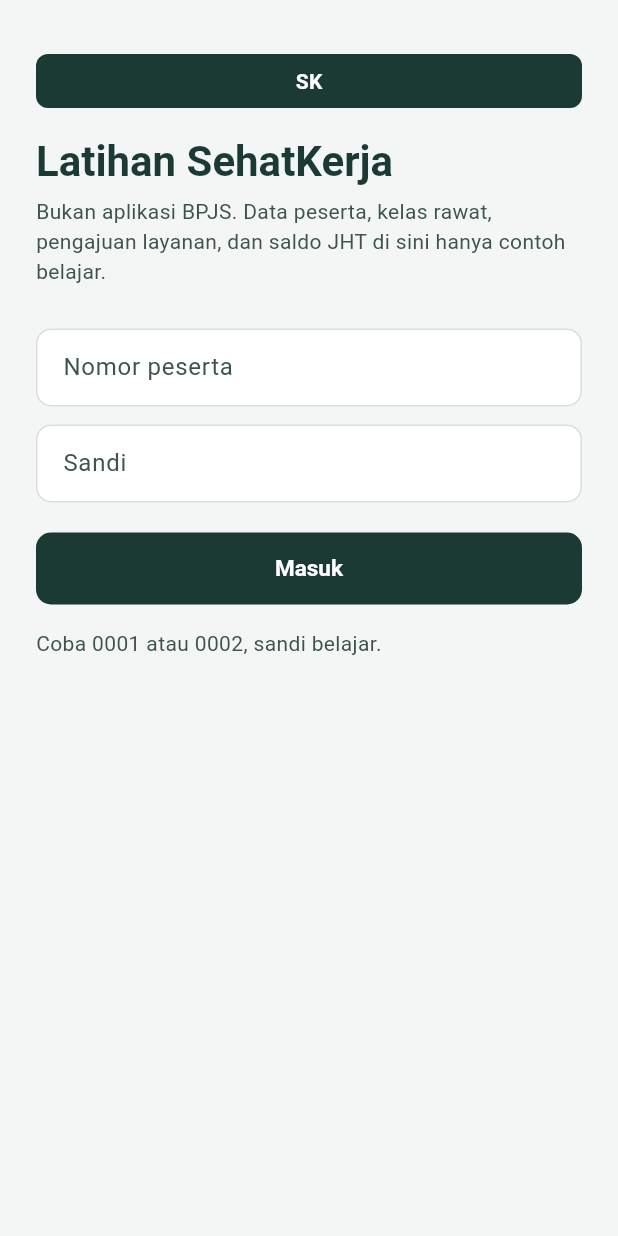
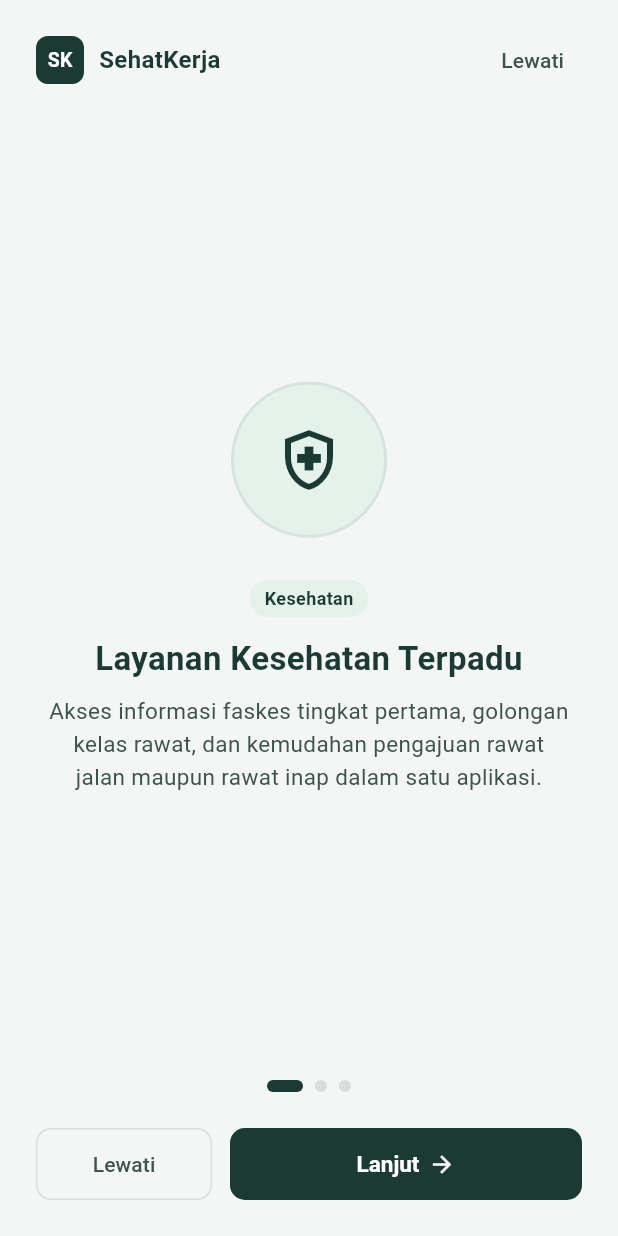
Before and after one commit to ajip21hub/latihan-sehat-kerja, a Flutter app: the screen it shows after launch, on a phone screen of 412 x 824 dp. Run offline on Flutter 3.47's test engine with Material 3 defaults, Android fonts, the phone set to English and light mode, and no system bars; our stand-ins replace dio, drift, drift_flutter, flutter_riverpod, flutter_secure_storage, go_router; missing offline and left inert: workmanager; accounts and stored records are empty; generated files the repository leaves out were written again; statements that could not run were skipped.

Commit message:
Tambah onboarding sebelum masuk.
Pengguna baru melihat tiga halaman bacaan, lalu status selesai disimpan di perangkat. Profil bisa membuka ulang dalam mode lihat.

```diff
--- a/lib/core/storage/token_storage.dart
+++ b/lib/core/storage/token_storage.dart
@@ -67,6 +67,10 @@ class TokenStorage {
   }
 }
 
+final keyValueStoreProvider = Provider<KeyValueStore>(
+  (ref) => SecureKeyValueStore(),
+);
+
 final tokenStorageProvider = Provider<TokenStorage>(
-  (ref) => TokenStorage(SecureKeyValueStore()),
+  (ref) => TokenStorage(ref.watch(keyValueStoreProvider)),
 );
--- /dev/null
+++ b/lib/features/onboarding/domain/onboarding_item.dart
@@ -0,0 +1,42 @@
+import 'package:flutter/material.dart';
+
+class OnboardingItem {
+  const OnboardingItem({
+    required this.judul,
+    required this.deskripsi,
+    required this.icon,
+    this.badge,
+  });
+
+  final String judul;
+  final String deskripsi;
+  final IconData icon;
+  final String? badge;
+}
+
+const daftarOnboarding = [
+  OnboardingItem(
+    judul: 'Layanan Kesehatan Terpadu',
+    deskripsi:
+        'Akses informasi faskes tingkat pertama, golongan kelas rawat, dan '
+        'kemudahan pengajuan rawat jalan maupun rawat inap dalam satu aplikasi.',
+    icon: Icons.health_and_safety_outlined,
+    badge: 'Kesehatan',
+  ),
+  OnboardingItem(
+    judul: 'Pantau Saldo Jaminan Hari Tua',
+    deskripsi:
+        'Transparansi rincian tabungan JHT (iuran peserta, pemberi kerja, '
+        'dan pengembangan) serta simulasi pengajuan pencairan dana yang jelas.',
+    icon: Icons.savings_outlined,
+    badge: 'Ketenagakerjaan',
+  ),
+  OnboardingItem(
+    judul: 'Akses Mandiri & Siaga Offline',
+    deskripsi:
+        'Tetap bisa membaca artikel edukasi dan membuat pengajuan meski tanpa sinyal. '
+        'Antrean transaksi otomatis disinkronkan saat kembali terhubung.',
+    icon: Icons.offline_pin_outlined,
+    badge: 'Offline-First',
+  ),
+];
--- /dev/null
+++ b/lib/features/onboarding/presentation/onboarding_page.dart
@@ -0,0 +1,273 @@
+import 'package:flutter/material.dart';
+import 'package:flutter_riverpod/flutter_riverpod.dart';
+import 'package:go_router/go_router.dart';
+
+import '../../../ui/sehat_theme.dart';
+import '../domain/onboarding_item.dart';
+import 'onboarding_controller.dart';
+
+class OnboardingPage extends ConsumerStatefulWidget {
+  const OnboardingPage({super.key, this.isViewOnly = false});
+
+  final bool isViewOnly;
+
+  @override
+  ConsumerState<OnboardingPage> createState() => _OnboardingPageState();
+}
+
+class _OnboardingPageState extends ConsumerState<OnboardingPage> {
+  final _pageController = PageController();
+  int _halamanSekarang = 0;
+
+  @override
+  void dispose() {
+    _pageController.dispose();
+    super.dispose();
+  }
+
+  void _lanjut() {
+    if (_halamanSekarang < daftarOnboarding.length - 1) {
+      _pageController.nextPage(
+        duration: const Duration(milliseconds: 300),
+        curve: Curves.easeInOut,
+      );
+    } else {
+      _selesai();
+    }
+  }
+
+  Future<void> _selesai() async {
+    if (widget.isViewOnly) {
+      if (context.canPop()) {
+        context.pop();
+      } else {
+        context.go('/beranda');
+      }
+      return;
+    }
+    await ref.read(onboardingProvider.notifier).selesaikan();
+  }
+
+  @override
+  Widget build(BuildContext context) {
+    final total = daftarOnboarding.length;
+    final adalahHalamanTerakhir = _halamanSekarang == total - 1;
+
+    return Scaffold(
+      backgroundColor: SehatWarna.paper,
+      body: SafeArea(
+        child: Align(
+          alignment: Alignment.topCenter,
+          child: ConstrainedBox(
+            constraints: const BoxConstraints(maxWidth: 480),
+            child: Padding(
+              padding: const EdgeInsets.symmetric(horizontal: 24, vertical: 16),
+              child: Column(
+                children: [
+                  // Header
+                  Row(
+                    mainAxisAlignment: MainAxisAlignment.spaceBetween,
+                    children: [
+                      Row(
+                        children: [
+                          Container(
+                            width: 32,
+                            height: 32,
+                            alignment: Alignment.center,
+                            decoration: BoxDecoration(
+                              color: SehatWarna.ink,
+                              borderRadius: BorderRadius.circular(8),
+                            ),
+                            child: const Text(
+                              'SK',
+                              style: TextStyle(
+                                color: Colors.white,
+                                fontWeight: FontWeight.w700,
+                                fontSize: 13,
+                              ),
+                            ),
+                          ),
+                          const SizedBox(width: 10),
+                          const Text(
+                            'SehatKerja',
+                            style: TextStyle(
+                              color: SehatWarna.ink,
+                              fontWeight: FontWeight.w700,
+                              fontSize: 16,
+                            ),
+                          ),
+                        ],
+                      ),
+                      if (widget.isViewOnly)
+                        IconButton(
+                          icon: const Icon(Icons.close, color: SehatWarna.ink),
+                          tooltip: 'Tutup',
+                          onPressed: _selesai,
+                        )
+                      else if (!adalahHalamanTerakhir)
+                        TextButton(
+                          onPressed: _selesai,
+                          style: TextButton.styleFrom(
+                            foregroundColor: SehatWarna.inkSoft,
+                          ),
+                          child: const Text('Lewati'),
+                        )
+                      else
+                        const SizedBox(width: 48),
+                    ],
+                  ),
+
+                  // Carousel
+                  Expanded(
+                    child: PageView.builder(
+                      controller: _pageController,
+                      itemCount: total,
+                      onPageChanged: (index) {
+                        setState(() => _halamanSekarang = index);
+                      },
+                      itemBuilder: (context, index) {
+                        final item = daftarOnboarding[index];
+                        return _SlideContent(item: item);
+                      },
+                    ),
+                  ),
+
+                  // Indikator halaman
+                  Row(
+                    mainAxisAlignment: MainAxisAlignment.center,
+                    children: List.generate(total, (index) {
+                      final aktif = index == _halamanSekarang;
+                      return AnimatedContainer(
+                        duration: const Duration(milliseconds: 250),
+                        margin: const EdgeInsets.symmetric(horizontal: 4),
+                        width: aktif ? 24 : 8,
+                        height: 8,
+                        decoration: BoxDecoration(
+                          color: aktif ? SehatWarna.ink : SehatWarna.line,
+                          borderRadius: BorderRadius.circular(4),
+                        ),
+                      );
+                    }),
+                  ),
+                  const SizedBox(height: 24),
+
+                  // Tombol aksi bawah
+                  if (adalahHalamanTerakhir)
+                    SizedBox(
+                      width: double.infinity,
+                      child: FilledButton(
+                        onPressed: _selesai,
+                        child: Text(
+                          widget.isViewOnly ? 'Tutup Panduan' : 'Mulai Sekarang',
+                        ),
+                      ),
+                    )
+                  else
+                    Row(
+                      children: [
+                        if (!widget.isViewOnly) ...[
+                          Expanded(
+                            child: OutlinedButton(
+                              onPressed: _selesai,
+                              style: OutlinedButton.styleFrom(
+                                side: const BorderSide(color: SehatWarna.line),
+                                foregroundColor: SehatWarna.inkSoft,
+                              ),
+                              child: const Text('Lewati'),
+                            ),
+                          ),
+                          const SizedBox(width: 12),
+                        ],
+                        Expanded(
+                          flex: widget.isViewOnly ? 1 : 2,
+                          child: FilledButton(
+                            onPressed: _lanjut,
+                            child: const Row(
+                              mainAxisAlignment: MainAxisAlignment.center,
+                              children: [
+                                Text('Lanjut'),
+                                SizedBox(width: 6),
+                                Icon(Icons.arrow_forward, size: 18),
+                              ],
+                            ),
+                          ),
+                        ),
+                      ],
+                    ),
+                  const SizedBox(height: 8),
+                ],
+              ),
+            ),
+          ),
+        ),
+      ),
+    );
+  }
+}
+
+class _SlideContent extends StatelessWidget {
+  const _SlideContent({required this.item});
+
+  final OnboardingItem item;
+
+  @override
+  Widget build(BuildContext context) {
+    return Padding(
+      padding: const EdgeInsets.symmetric(horizontal: 8, vertical: 16),
+      child: Column(
+        mainAxisAlignment: MainAxisAlignment.center,
+        children: [
+          Container(
+            width: 104,
+            height: 104,
+            decoration: BoxDecoration(
+              color: const Color(0xFFE5F2EC),
+              shape: BoxShape.circle,
+              border: Border.all(color: const Color(0xFFD5E4DF), width: 2),
+            ),
+            child: Icon(item.icon, size: 48, color: SehatWarna.ink),
+          ),
+          const SizedBox(height: 28),
+          if (item.badge != null) ...[
+            Container(
+              padding: const EdgeInsets.symmetric(horizontal: 10, vertical: 4),
+              decoration: BoxDecoration(
+                color: const Color(0xFFE5F2EC),
+                borderRadius: BorderRadius.circular(16),
+              ),
+              child: Text(
+                item.badge!,
+                style: const TextStyle(
+                  color: SehatWarna.ink,
+                  fontSize: 12,
+                  fontWeight: FontWeight.w600,
+                ),
+              ),
+            ),
+            const SizedBox(height: 14),
+          ],
+          Text(
+            item.judul,
+            textAlign: TextAlign.center,
+            style: const TextStyle(
+              fontSize: 22,
+              fontWeight: FontWeight.w700,
+              color: SehatWarna.ink,
+              height: 1.2,
+            ),
+          ),
+          const SizedBox(height: 12),
+          Text(
+            item.deskripsi,
+            textAlign: TextAlign.center,
+            style: const TextStyle(
+              fontSize: 15,
+              color: SehatWarna.inkSoft,
+              height: 1.45,
+            ),
+          ),
+        ],
+      ),
+    );
+  }
+}
--- a/lib/features/peserta/presentation/profil_page.dart
+++ b/lib/features/peserta/presentation/profil_page.dart
@@ -1,5 +1,6 @@
 import 'package:flutter/material.dart';
 import 'package:flutter_riverpod/flutter_riverpod.dart';
+import 'package:go_router/go_router.dart';
 
 import '../../../core/config/env.dart';
 import '../../../ui/sehat_widgets.dart';
@@ -51,6 +52,11 @@ class ProfilPage extends ConsumerWidget {
           ),
           const SizedBox(height: 20),
           OutlinedButton(
+            onPressed: () => context.push('/onboarding?view=true'),
+            child: const Text('Panduan aplikasi (Onboarding)'),
+          ),
+          const SizedBox(height: 8),
+          OutlinedButton(
             onPressed: () async {
               final pesan = await ref.read(sesiProvider.notifier).cekLagi();
               if (pesan != null && context.mounted) {
--- a/lib/router/app_router.dart
+++ b/lib/router/app_router.dart
@@ -8,6 +8,8 @@ import '../features/dana/presentation/aju_dana_page.dart';
 import '../features/dana/presentation/dana_page.dart';
 import '../features/layanan/presentation/aju_layanan_page.dart';
 import '../features/layanan/presentation/layanan_page.dart';
+import '../features/onboarding/presentation/onboarding_controller.dart';
+import '../features/onboarding/presentation/onboarding_page.dart';
 import '../features/peserta/presentation/beranda_page.dart';
 import '../features/peserta/presentation/login_page.dart';
 import '../features/peserta/presentation/profil_page.dart';
@@ -21,14 +23,33 @@ final appRouterProvider = Provider<GoRouter>((ref) {
   final tick = ValueNotifier(0);
   ref.onDispose(tick.dispose);
   ref.listen(sesiProvider, (_, _) => tick.value++);
+  ref.listen(onboardingProvider, (_, _) => tick.value++);
 
   final router = GoRouter(
     navigatorKey: _rootKey,
     initialLocation: Routes.beranda,
     refreshListenable: tick,
-    redirect: (_, state) => authRedirect(ref.read(sesiProvider), state.uri),
+    redirect: (_, state) {
+      final auth = ref.read(sesiProvider);
+      final onboarding = ref.read(onboardingProvider);
+      final isInitialLoading =
+          (auth.isLoading && !auth.hasValue && !auth.hasError) ||
+          (onboarding.isLoading && !onboarding.hasValue && !onboarding.hasError);
+      return authRedirect(
+        auth,
+        state.uri,
+        onboardingSelesai: onboarding.value ?? false,
+        isInitialLoading: isInitialLoading,
+      );
+    },
     routes: [
       GoRoute(path: Routes.splash, builder: (_, _) => const SplashPage()),
+      GoRoute(
+        path: Routes.onboarding,
+        builder: (_, state) => OnboardingPage(
+          isViewOnly: state.uri.queryParameters['view'] == 'true',
+        ),
+      ),
       GoRoute(path: Routes.login, builder: (_, _) => const LoginPage()),
       GoRoute(
         path: '/artikel',
```
Also changed, not shown: lib/features/onboarding/data/onboarding_storage.dart (added, +25 -0 lines), lib/features/onboarding/presentation/onboarding_controller.dart (added, +24 -0 lines), lib/router/auth_redirect.dart (+27 -6 lines), 3 other files.
